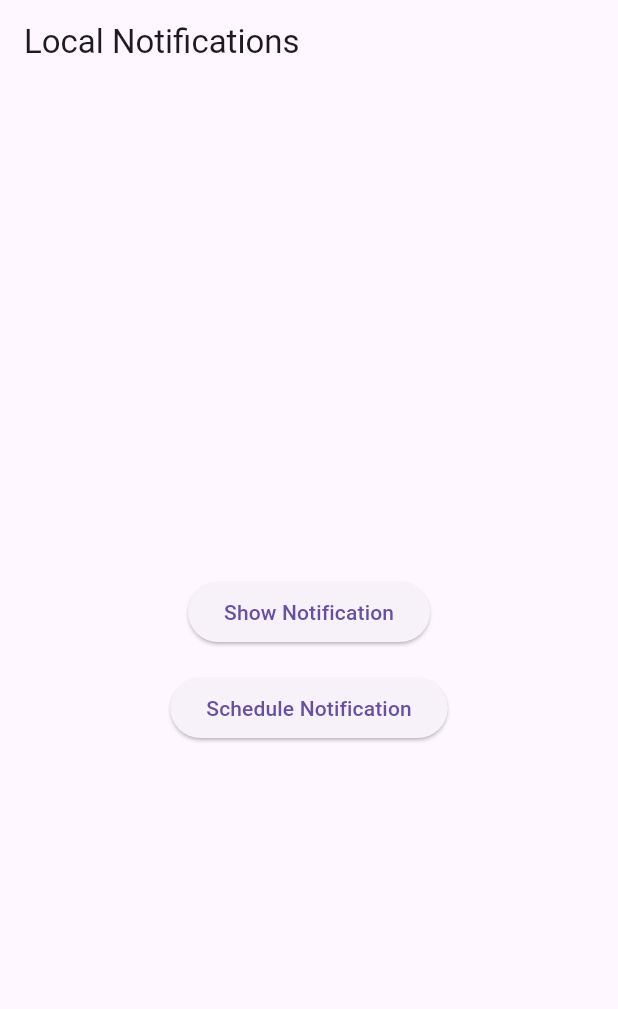
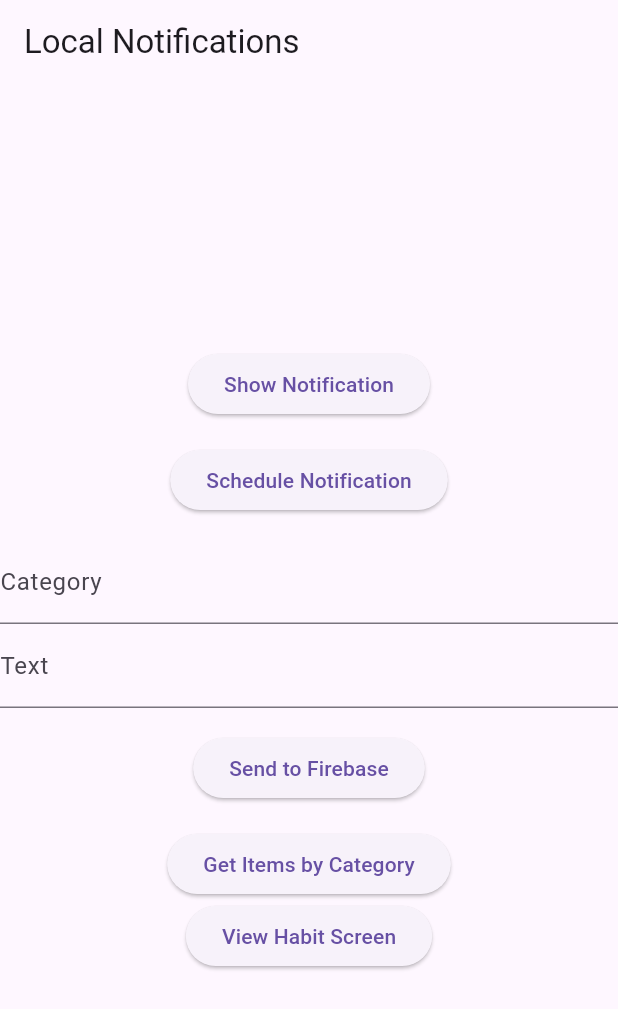
Before and after one commit to DamjanVincic/gdsc-solution-challenge, a Flutter app: the screen it shows after launch, after a tap on "Show Notification", on a phone screen of 412 x 824 dp. Shown: the top 1009 px of the screen. Run offline on Flutter 3.47's test engine with Material 3 defaults, Android fonts, the phone set to English and light mode, and no system bars; our stand-ins replace firebase_core, firebase_database, flutter_local_notifications, shared_preferences, timezone; accounts and stored records are empty; generated files the repository leaves out were written again.

```diff
--- a/lib/main.dart
+++ b/lib/main.dart
@@ -1,19 +1,27 @@
 import 'dart:async';
-import 'dart:developer';
+import 'package:devfest_hackathon_2023/src/services/firebase_service.dart';
+import 'package:devfest_hackathon_2023/src/views/habit_screen.dart';
+import 'package:shared_preferences/shared_preferences.dart';
 
+import 'src/services/notification_service.dart';
 
 import 'package:flutter/material.dart';
 import 'package:flutter_local_notifications/flutter_local_notifications.dart';
-import 'package:timezone/timezone.dart' as tz;
 import 'package:timezone/data/latest.dart' as tzdata;
 
 final FlutterLocalNotificationsPlugin flutterLocalNotificationsPlugin =
 FlutterLocalNotificationsPlugin();
 
 Future<void> main() async {
+  // SharedPreferences prefs = await SharedPreferences.getInstance();
+  // await prefs.clear();
+
   WidgetsFlutterBinding.ensureInitialized();
-  await initializeNotifications();
-  runApp(MyApp());
+  final FirebaseService firebaseService = FirebaseService();
+  //await firebaseService.initialize();
+  final NotificationService notificationService = NotificationService();
+  await notificationService.initializeNotifications();
+  runApp(MaterialApp(home: MyApp(notificationService: notificationService, firebaseService: firebaseService)));
 }
 
 Future<void> initializeNotifications() async {
@@ -31,59 +39,19 @@ Future<void> initializeNotifications() async {
 }
 
 class MyApp extends StatelessWidget {
-  const MyApp({super.key});
+  final NotificationService notificationService;
 
-  Future<void> showNotification() async {
-    const AndroidNotificationDetails androidPlatformChannelSpecifics =
-    AndroidNotificationDetails(
-      '1', // Change this to a unique ID
-      'Actualizer notification channel',
-      channelDescription: 'Shows actualizer notifications',
-    );
-    const NotificationDetails platformChannelSpecifics =
-    NotificationDetails(android: androidPlatformChannelSpecifics);
+  final FirebaseService firebaseService;
+  final TextEditingController categoryController = TextEditingController();
+  final TextEditingController textController = TextEditingController();
 
-    await flutterLocalNotificationsPlugin.show(
-      0,
-      'Hello, Flutter!',
-      'This is your first local notification.',
-      platformChannelSpecifics,
-    );
-  }
+  MyApp({required this.notificationService, required this.firebaseService, Key? key}) : super(key: key);
 
-  Future<void> showRandomNotification() async {
-    //final Random random = Random();
-    //final int notificationId = random.nextInt(100);
-    final int notificationId = 3;
+  void sendToFirebase() {
+    final String category = categoryController.text;
+    final String text = textController.text;
 
-    const AndroidNotificationDetails androidPlatformChannelSpecifics =
-    AndroidNotificationDetails(
-      'your_channel_id', // replace with your own channel ID
-      'your_channel_name', // replace with your own channel name
-      channelDescription: 'your_channel_description', // replace with your own channel description
-      importance: Importance.high,
-      priority: Priority.high,
-    );
-
-    const NotificationDetails platformChannelSpecifics =
-    NotificationDetails(android: androidPlatformChannelSpecifics);
-
-    await flutterLocalNotificationsPlugin.show(
-      notificationId,
-      'Random Notification',
-      'This is a random notification message.',
-      platformChannelSpecifics,
-      payload: 'item x',
-    );
-  }
-
-  Future<void> scheduleNotification() async {
-    const int intervalSeconds = 5;
-
-    Timer.periodic(const Duration(seconds: intervalSeconds), (Timer timer) {
-      log("Scheduling notification");
-      showRandomNotification();
-    });
+    firebaseService.pushNotification(category, text);
   }
 
   @override
@@ -96,13 +64,42 @@ class MyApp extends StatelessWidget {
             mainAxisAlignment: MainAxisAlignment.center,
             children: [
               ElevatedButton(
-                onPressed: showNotification,
+                onPressed: notificationService.showNotification,
                 child: const Text('Show Notification'),
               ),
               const SizedBox(height: 16), // Add some spacing
               ElevatedButton(
-                onPressed: scheduleNotification,
+                onPressed: notificationService.scheduleNotification,
                 child: const Text('Schedule Notification'),
+              ),
+              const SizedBox(height: 16),
+              TextField(
+                controller: categoryController,
+                decoration: const InputDecoration(labelText: 'Category'),
+              ),
+              TextField(
+                controller: textController,
+                decoration: const InputDecoration(labelText: 'Text'),
+              ),
+              const SizedBox(height: 16.0),
+              ElevatedButton(
+                onPressed: sendToFirebase,
+                child: const Text('Send to Firebase'),
+              ),
+              const SizedBox(height: 16.0),
+              ElevatedButton(
+                onPressed: firebaseService.getNotifications,
+                child: const Text('Get Items by Category'),
+              ),
+              ElevatedButton(
+                onPressed: () {
+                  // Navigate to the HabitScreen
+                  Navigator.push(
+                    context,
+                    MaterialPageRoute(builder: (context) => HabitScreen()),
+                  );
+                },
+                child: Text('View Habit Screen'),
               ),
             ],
           ),
--- /dev/null
+++ b/lib/src/models/notification.dart
@@ -0,0 +1,13 @@
+class NotificationItem {
+  String category;
+  String text;
+
+  NotificationItem({required this.category, required this.text});
+
+  Map<String, dynamic> toMap() {
+    return {
+      'category': category,
+      'text': text,
+    };
+  }
+}
--- /dev/null
+++ b/lib/src/services/firebase_service.dart
@@ -0,0 +1,28 @@
+import 'dart:core';
+
+import 'package:firebase_core/firebase_core.dart';
+import 'package:firebase_database/firebase_database.dart';
+import '../models/notification.dart';
+import '../../firebase_options.dart';
+
+class FirebaseService {
+  late DatabaseReference ref;
+
+  Future<void> initialize() async {
+    await Firebase.initializeApp(
+      options: DefaultFirebaseOptions.currentPlatform,
+    );
+
+    ref = FirebaseDatabase.instance.ref("notifications");
+  }
+
+  Future<void> pushNotification(String category, String text) async {
+    // Create an instance of the Item class
+    NotificationItem newItem = NotificationItem(category: category, text: text);
+    ref.child('notifications').push().set(newItem.toMap());
+  }
+
+  Future<void> getNotifications() async {
+
+  }
+}
--- /dev/null
+++ b/lib/src/services/notification_service.dart
@@ -0,0 +1,79 @@
+// notification_service.dart
+import 'dart:async';
+import 'dart:developer';
+
+import 'package:flutter_local_notifications/flutter_local_notifications.dart';
+import 'package:timezone/data/latest.dart' as tzdata;
+
+class NotificationService {
+  final FlutterLocalNotificationsPlugin flutterLocalNotificationsPlugin =
+  FlutterLocalNotificationsPlugin();
+
+  Future<void> initializeNotifications() async {
+    tzdata.initializeTimeZones();
+    const AndroidInitializationSettings initializationSettingsAndroid =
+    AndroidInitializationSettings('@mipmap/ic_launcher');
+
+    // Linux-specific settings
+    const LinuxInitializationSettings initializationSettingsLinux =
+    LinuxInitializationSettings(defaultActionName: 'View quote');
+
+    const InitializationSettings initializationSettings =
+    InitializationSettings(
+        android: initializationSettingsAndroid,
+        linux: initializationSettingsLinux);
+    await flutterLocalNotificationsPlugin.initialize(initializationSettings);
+  }
+
+  Future<void> showNotification() async {
+    const AndroidNotificationDetails androidPlatformChannelSpecifics =
+    AndroidNotificationDetails(
+      '1', // Change this to a unique ID
+      'Actualizer notification channel',
+      channelDescription: 'Shows actualizer notifications',
+    );
+    const NotificationDetails platformChannelSpecifics =
+    NotificationDetails(android: androidPlatformChannelSpecifics);
+
+    await flutterLocalNotificationsPlugin.show(
+      0,
+      'Hello, Flutter!',
+      'This is your first local notification.',
+      platformChannelSpecifics,
+    );
+  }
+
+  Future<void> showRandomNotification() async {
+    const int notificationId = 3;
+
+    const AndroidNotificationDetails androidPlatformChannelSpecifics =
+    AndroidNotificationDetails(
+      'your_channel_id', // replace with your own channel ID
+      'your_channel_name', // replace with your own channel name
+      channelDescription: 'your_channel_description',
+      // replace with your own channel description
+      importance: Importance.high,
+      priority: Priority.high,
+    );
+
+    const NotificationDetails platformChannelSpecifics =
+    NotificationDetails(android: androidPlatformChannelSpecifics);
+
+    await flutterLocalNotificationsPlugin.show(
+      notificationId,
+      'Random Notification',
+      'This is a random notification message.',
+      platformChannelSpecifics,
+      payload: 'item x',
+    );
+  }
+
+  Future<void> scheduleNotification() async {
+    const int intervalSeconds = 15;
+
+    Timer.periodic(const Duration(seconds: intervalSeconds), (Timer timer) {
+      log("Scheduling notification");
+      showRandomNotification();
+    });
+  }
+}
--- a/pubspec.yaml
+++ b/pubspec.yaml
@@ -30,9 +30,14 @@ environment:
 dependencies:
   flutter:
     sdk: flutter
+
   flutter_local_notifications: ^10.0.0
   flutter_dotenv: ^5.1.0
   timezone: ^0.8.0
+  firebase_core_platform_interface: 4.5.1
+  firebase_core: ^1.24.0
+  firebase_database: ^9.1.7
+  shared_preferences: ^2.0.9
 
   # The following adds the Cupertino Icons font to your application.
   # Use with the CupertinoIcons class for iOS style icons.
```
Also changed, not shown: lib/src/models/habit.dart (added, +78 -0 lines), lib/src/views/habit_screen.dart (added, +117 -0 lines), pubspec.lock, 2 other files.
